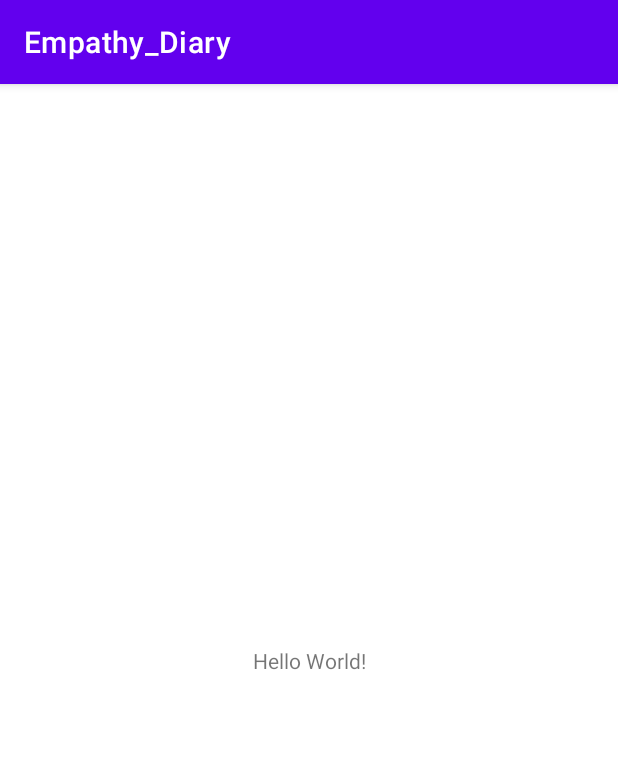
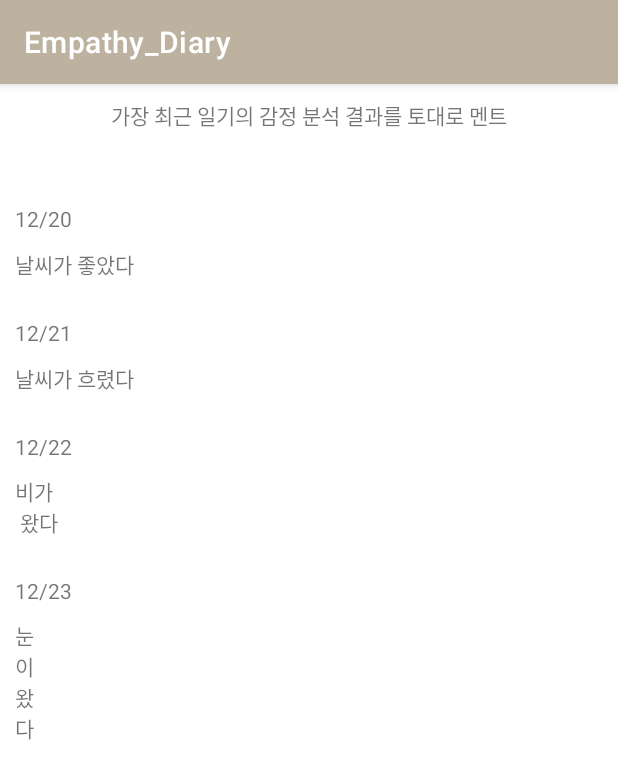
Before and after one commit to woowonjin/MadCamp_Week3, an Android app: the screen it shows after launch (MainActivity), on a phone screen of 412 x 824 dp. Shown: the top 779 px of the screen. Run offline under Robolectric (Android 15) with nearby library versions, the phone set to English and light mode, and no system bars.

Commit message:
Diary front ok #1

```diff
--- a/Empathy_Diary/app/build.gradle
+++ b/Empathy_Diary/app/build.gradle
@@ -39,7 +39,7 @@ dependencies {
     implementation 'androidx.appcompat:appcompat:1.2.0'
     implementation 'com.google.android.material:material:1.2.1'
     implementation 'androidx.constraintlayout:constraintlayout:2.0.4'
-    testImplementation 'junit:junit:4.+'
+    testImplementation 'junit:junit:4.13.1'
     androidTestImplementation 'androidx.test.ext:junit:1.1.2'
     androidTestImplementation 'androidx.test.espresso:espresso-core:3.3.0'
 }
--- a/Empathy_Diary/app/src/main/AndroidManifest.xml
+++ b/Empathy_Diary/app/src/main/AndroidManifest.xml
@@ -9,6 +9,8 @@
         android:roundIcon="@mipmap/ic_launcher_round"
         android:supportsRtl="true"
         android:theme="@style/Theme.Empathy_Diary">
+        <activity android:name=".WriteDiary"></activity>
+        <activity android:name=".Calendar"></activity>
         <activity android:name=".MainActivity">
             <intent-filter>
                 <action android:name="android.intent.action.MAIN" />
--- /dev/null
+++ b/Empathy_Diary/app/src/main/java/com/example/empathy_diary/FeedAdapter.kt
@@ -0,0 +1,37 @@
+package com.example.empathy_diary
+
+import android.content.Context
+import android.view.LayoutInflater
+import android.view.View
+import android.view.ViewGroup
+import android.widget.TextView
+import androidx.core.content.contentValuesOf
+import androidx.recyclerview.widget.RecyclerView
+
+class FeedAdapter(val context: Context, val feedList: ArrayList<Item_feed>):RecyclerView.Adapter<FeedAdapter.Holder>(){
+
+    class Holder(itemView: View): RecyclerView.ViewHolder(itemView){
+        val feedDate = itemView?.findViewById<TextView>(R.id.feed_date)
+        val feedContext = itemView?.findViewById<TextView>(R.id.feed_context)
+
+        fun bind(feed:Item_feed, context: Context){
+            feedDate?.text = feed.feed_date
+            feedContext?.text = feed.feed_context
+        }
+    }
+
+    override fun onCreateViewHolder(parent: ViewGroup, viewType: Int): Holder {
+        val view = LayoutInflater.from(context).inflate(R.layout.item_feed, parent, false)
+        return Holder(view)
+    }
+
+    override fun getItemCount(): Int {
+        return feedList.size
+    }
+
+    override fun onBindViewHolder(holder: Holder, position: Int) {
+        holder.bind(feedList[position], context)
+    }
+
+
+}
--- a/Empathy_Diary/app/src/main/java/com/example/empathy_diary/MainActivity.kt
+++ b/Empathy_Diary/app/src/main/java/com/example/empathy_diary/MainActivity.kt
@@ -1,11 +1,51 @@
 package com.example.empathy_diary
 
+import android.content.Context
+import android.content.Intent
 import androidx.appcompat.app.AppCompatActivity
 import android.os.Bundle
+import android.util.Log
+import android.view.Gravity
+import android.view.View
+import android.view.ViewGroup
+import android.widget.TextView
+import androidx.drawerlayout.widget.DrawerLayout
+import androidx.recyclerview.widget.LinearLayoutManager
+import androidx.recyclerview.widget.RecyclerView
 
 class MainActivity : AppCompatActivity() {
     override fun onCreate(savedInstanceState: Bundle?) {
         super.onCreate(savedInstanceState)
         setContentView(R.layout.activity_main)
+
+        findViewById<DrawerLayout>(R.id.drawerLayout).closeDrawer(Gravity.LEFT)
+
+        var feedList = arrayListOf<Item_feed>()
+        feedList.add(Item_feed("12/20", "날씨가 좋았다"))
+
+        feedList.add(Item_feed("12/21", "날씨가 흐렸다"))
+
+        feedList.add(Item_feed("12/22", "비가\n 왔다"))
+
+        feedList.add(Item_feed("12/23", "눈\n이\n왔\n다"))
+
+        val mAdapter = FeedAdapter(this, feedList)
+
+        val recyclerView = findViewById<RecyclerView>(R.id.recycler_feed)
+
+        val linearLayoutManager = LinearLayoutManager(this)
+        recyclerView.layoutManager = linearLayoutManager
+        recyclerView.adapter = mAdapter
+
+        findViewById<TextView>(R.id.todayDiary).setOnClickListener(ButtonListener())
+
+    }
+
+    inner class ButtonListener: View.OnClickListener{
+        override fun onClick(v: View?) {
+            val intent = Intent(this@MainActivity, Calendar::class.java)
+            startActivity(intent)
+            finish()
+        }
     }
 }
--- /dev/null
+++ b/Empathy_Diary/app/src/main/java/com/example/empathy_diary/item_feed.kt
@@ -0,0 +1,3 @@
+package com.example.empathy_diary
+
+class Item_feed(val feed_date: String, val feed_context: String)
--- /dev/null
+++ b/Empathy_Diary/app/src/main/res/anim/fadein.xml
@@ -0,0 +1,5 @@
+<?xml version="1.0" encoding="utf-8"?>
+<alpha xmlns:android="http://schemas.android.com/apk/res/android"
+    android:duration="500"
+    android:fromAlpha="0.0"
+    android:toAlpha="1.0" />
--- /dev/null
+++ b/Empathy_Diary/app/src/main/res/anim/fadeout.xml
@@ -0,0 +1,5 @@
+<?xml version="1.0" encoding="utf-8"?>
+<alpha xmlns:android="http://schemas.android.com/apk/res/android"
+    android:duration="500"
+    android:fromAlpha="1.0"
+    android:toAlpha="0.0" />
--- /dev/null
+++ b/Empathy_Diary/app/src/main/res/drawable/border.xml
@@ -0,0 +1,31 @@
+<?xml version="1.0" encoding="utf-8"?>
+
+<layer-list xmlns:android="http://schemas.android.com/apk/res/android">
+
+
+
+    <item>
+
+        <shape android:shape="rectangle">
+
+            <solid android:color="#d7d7d7" />
+
+        </shape>
+
+    </item>
+
+    <item
+        android:top="0.5dp"
+        android:bottom="0.5dp">
+
+        <shape android:shape="rectangle">
+
+            <solid android:color="#ffffff" />
+
+        </shape>
+
+    </item>
+
+
+
+</layer-list>
--- a/Empathy_Diary/app/src/main/res/layout/activity_main.xml
+++ b/Empathy_Diary/app/src/main/res/layout/activity_main.xml
@@ -1,18 +1,75 @@
 <?xml version="1.0" encoding="utf-8"?>
-<androidx.constraintlayout.widget.ConstraintLayout xmlns:android="http://schemas.android.com/apk/res/android"
+<androidx.drawerlayout.widget.DrawerLayout
+    xmlns:android="http://schemas.android.com/apk/res/android"
     xmlns:app="http://schemas.android.com/apk/res-auto"
     xmlns:tools="http://schemas.android.com/tools"
     android:layout_width="match_parent"
     android:layout_height="match_parent"
-    tools:context=".MainActivity">
+    tools:context=".MainActivity"
+    android:id="@+id/drawerLayout">
 
-    <TextView
-        android:layout_width="wrap_content"
-        android:layout_height="wrap_content"
-        android:text="Hello World!"
-        app:layout_constraintBottom_toBottomOf="parent"
-        app:layout_constraintLeft_toLeftOf="parent"
-        app:layout_constraintRight_toRightOf="parent"
-        app:layout_constraintTop_toTopOf="parent" />
+    <androidx.constraintlayout.widget.ConstraintLayout
+        android:layout_width="match_parent"
+        android:layout_height="match_parent">
 
-</androidx.constraintlayout.widget.ConstraintLayout>
+        <TextView
+            android:id="@+id/textView"
+            android:layout_width="wrap_content"
+            android:layout_height="50dp"
+            android:text="가장 최근 일기의 감정 분석 결과를 토대로 멘트"
+            app:layout_constraintTop_toTopOf="parent"
+            app:layout_constraintLeft_toLeftOf="parent"
+            app:layout_constraintRight_toRightOf="parent"
+            android:layout_marginTop="10dp"/>
+
+        <androidx.recyclerview.widget.RecyclerView
+            android:id="@+id/recycler_feed"
+            android:layout_width="match_parent"
+            android:layout_height="wrap_content"
+            android:background="#00FFFFFF"
+            app:layout_constraintEnd_toEndOf="parent"
+            app:layout_constraintStart_toStartOf="parent"
+            app:layout_constraintTop_toBottomOf="@+id/textView"/>
+
+    </androidx.constraintlayout.widget.ConstraintLayout>
+
+
+
+    <LinearLayout
+        android:layout_width="240dp"
+        android:layout_height="match_parent"
+        android:background="@color/drawer"
+        android:orientation="vertical"
+        android:layout_gravity="left"
+        android:gravity="left">
+
+
+<!--        android:layout_gravity="left"-->
+
+        <TextView
+            android:layout_width="170dp"
+            android:layout_height="wrap_content"
+            android:layout_marginLeft="20dp"
+            android:layout_marginTop="100dp"
+            android:layout_marginBottom="20dp"
+            android:text="Hi"
+            android:textSize="22sp" />
+
+        <TextView
+            android:id="@+id/todayDiary"
+            android:layout_width="170dp"
+            android:layout_height="wrap_content"
+            android:layout_marginLeft="20dp"
+            android:text="오늘의 일기"
+            android:textSize="22sp"
+            android:clickable="true">
+
+        </TextView>
+
+
+
+
+
+    </LinearLayout>
+
+</androidx.drawerlayout.widget.DrawerLayout>
--- /dev/null
+++ b/Empathy_Diary/app/src/main/res/layout/item_feed.xml
@@ -0,0 +1,32 @@
+<?xml version="1.0" encoding="utf-8"?>
+<LinearLayout
+    xmlns:android="http://schemas.android.com/apk/res/android"
+    xmlns:app="http://schemas.android.com/apk/res-auto"
+    android:layout_width="match_parent"
+    android:layout_height="wrap_content"
+    android:orientation="vertical"
+    android:background="@drawable/border"
+    android:layout_marginTop="10dp">
+
+    <TextView
+        android:id="@+id/feed_date"
+        android:layout_width="wrap_content"
+        android:layout_height="wrap_content"
+        app:layout_constraintStart_toStartOf="parent"
+        app:layout_constraintTop_toTopOf="parent"
+        android:layout_marginTop="10dp"
+        android:layout_marginLeft="10dp"/>
+
+    <TextView
+        android:id="@+id/feed_context"
+        android:layout_width="match_parent"
+        android:layout_height="wrap_content"
+        app:layout_constraintEnd_toEndOf="parent"
+        app:layout_constraintStart_toStartOf="parent"
+        app:layout_constraintTop_toBottomOf="@+id/feed_date"
+        android:layout_marginTop="10dp"
+        android:layout_marginLeft="10dp"
+        android:layout_marginRight="10dp"
+        android:layout_marginBottom="5dp"/>
+
+</LinearLayout>
--- a/Empathy_Diary/app/src/main/res/values/colors.xml
+++ b/Empathy_Diary/app/src/main/res/values/colors.xml
@@ -7,4 +7,9 @@
     <color name="teal_700">#FF018786</color>
     <color name="black">#FF000000</color>
     <color name="white">#FFFFFFFF</color>
+    <color name="brown">#FF20140D</color>
+    <color name="brown____">#6A481A</color>
+    <color name="paper">#FFBDB19F</color>
+    <color name="drawer">#FFE4E4E4</color>
+    <color name="date">#252525</color>
 </resources>
--- a/Empathy_Diary/app/src/main/res/values/themes.xml
+++ b/Empathy_Diary/app/src/main/res/values/themes.xml
@@ -2,12 +2,12 @@
     <!-- Base application theme. -->
     <style name="Theme.Empathy_Diary" parent="Theme.MaterialComponents.DayNight.DarkActionBar">
         <!-- Primary brand color. -->
-        <item name="colorPrimary">@color/purple_500</item>
-        <item name="colorPrimaryVariant">@color/purple_700</item>
+        <item name="colorPrimary">@color/paper</item>
+        <item name="colorPrimaryVariant">@color/paper</item>
         <item name="colorOnPrimary">@color/white</item>
         <!-- Secondary brand color. -->
-        <item name="colorSecondary">@color/teal_200</item>
-        <item name="colorSecondaryVariant">@color/teal_700</item>
+        <item name="colorSecondary">@color/date</item>
+        <item name="colorSecondaryVariant">@color/date</item>
         <item name="colorOnSecondary">@color/black</item>
         <!-- Status bar color. -->
         <item name="android:statusBarColor" tools:targetApi="l">?attr/colorPrimaryVariant</item>
```
Also changed, not shown: Empathy_Diary/app/src/main/java/com/example/empathy_diary/Calendar.kt (added, +78 -0 lines), Empathy_Diary/app/src/main/java/com/example/empathy_diary/WriteDiary.kt (added, +40 -0 lines), Empathy_Diary/app/src/main/res/layout/activity_calendar.xml (added, +52 -0 lines), Empathy_Diary/app/src/main/res/layout/activity_write_diary.xml (added, +42 -0 lines), Empathy_Diary/gradle/wrapper/gradle-wrapper.properties.
